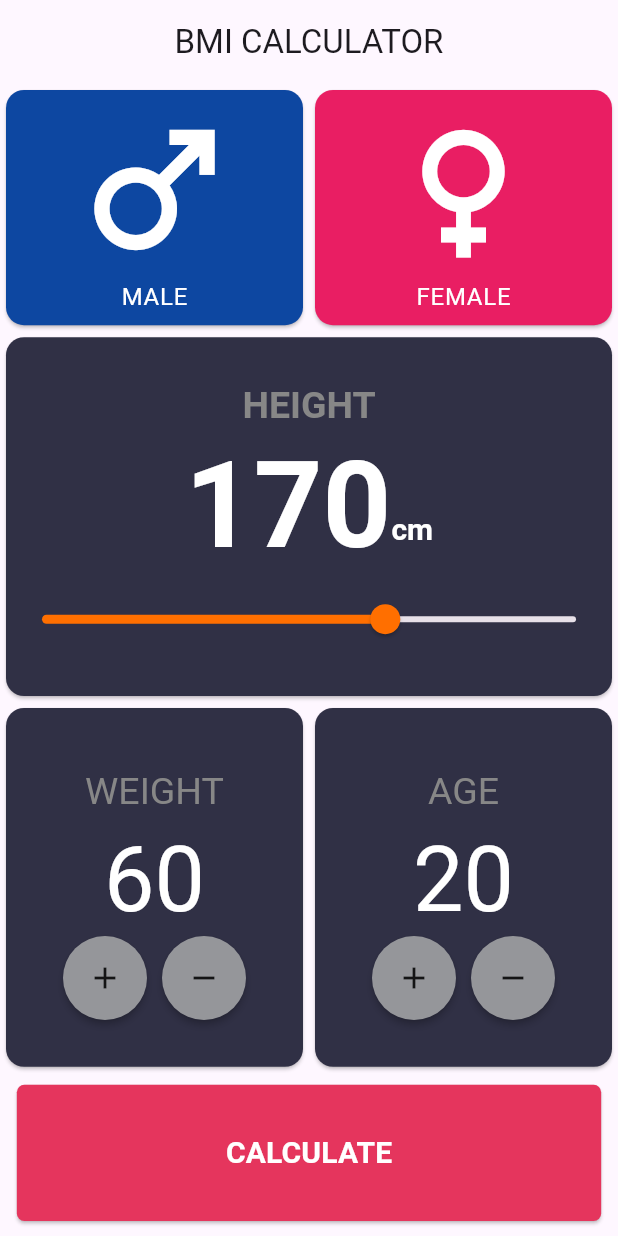
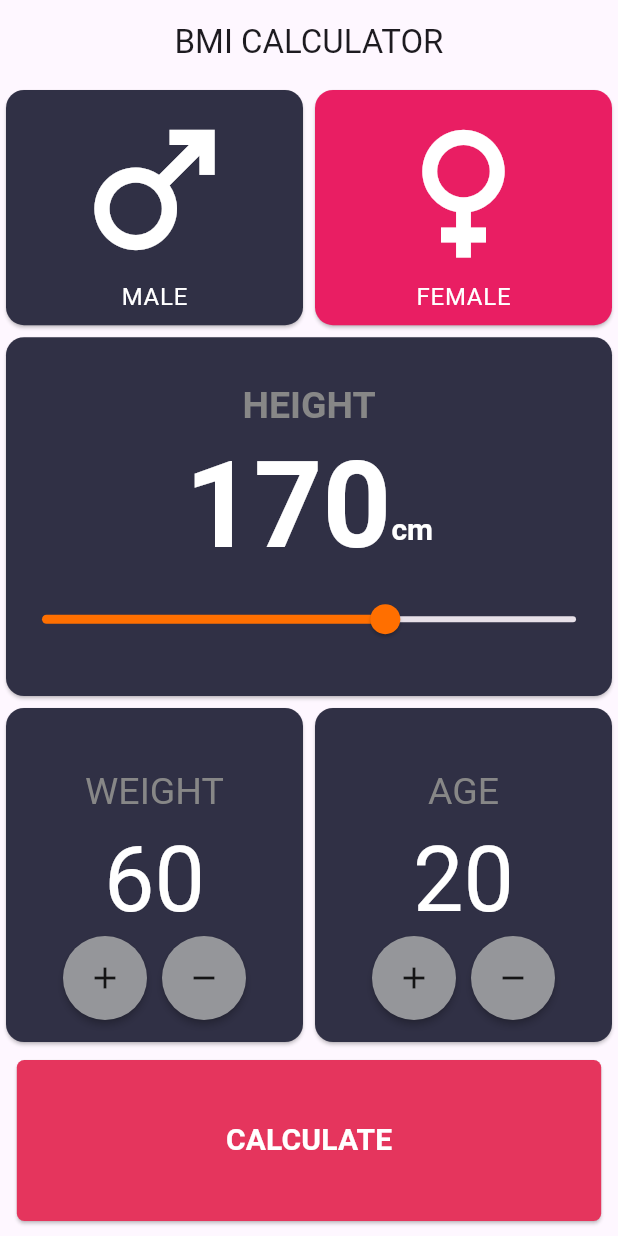
Before and after one commit to MhmmdAkcby/bmi_calculate_app, a Flutter app: the screen it shows after launch, after a tap on the "add" icon, after a tap on the "remove" icon, on a phone screen of 412 x 824 dp. Run offline on Flutter 3.47's test engine with Material 3 defaults, Android fonts, the phone set to English and light mode, and no system bars.

Commit message:
I added the provider and revised the code

```diff
--- /dev/null
+++ b/lib/bmi_calculator/product/widget/button/calculate_button.dart
@@ -0,0 +1,39 @@
+import 'package:bmi_calculator/bmi_calculator/calculate/calculate.dart';
+import 'package:bmi_calculator/bmi_calculator/product/global/navigator.dart';
+import 'package:bmi_calculator/bmi_calculator/product/language/language_item.dart';
+import 'package:bmi_calculator/bmi_calculator/product/widget/button/custom_button_widget.dart';
+import 'package:bmi_calculator/bmi_calculator/state_managment/home_view_provider.dart';
+import 'package:bmi_calculator/bmi_calculator/view/result/result_view.dart';
+import 'package:flutter/material.dart';
+import 'package:provider/provider.dart';
+
+class CalculateButton extends StatelessWidget {
+  const CalculateButton({
+    super.key,
+  });
+
+  final double _fontSize = 20;
+  @override
+  Widget build(BuildContext context) {
+    return Expanded(
+      child: ButtonWidget(
+        onTap: () {
+          Calculate calc = Calculate(
+              height: context.read<HomeViewProvider>().progress, weight: context.read<HomeViewProvider>().weight);
+          NavigatorManager().navigateToWidget(
+            context,
+            ResultView(
+              height: calc.height.toString(),
+              weight: calc.weight.toString(),
+              bmiResult: calc.calculateMetod(),
+              resultText: calc.getResult(),
+              interpretation: calc.getInterpretation(),
+            ),
+          );
+        },
+        buttoName: LanguageItems.calculate.languageString(),
+        fontSize: _fontSize,
+      ),
+    );
+  }
+}
--- /dev/null
+++ b/lib/bmi_calculator/product/widget/card/age_card.dart
@@ -0,0 +1,46 @@
+import 'package:bmi_calculator/bmi_calculator/product/language/language_item.dart';
+import 'package:bmi_calculator/bmi_calculator/product/widget/button/round_icon_button.dart';
+import 'package:bmi_calculator/bmi_calculator/product/widget/card/custom_card_widget.dart';
+import 'package:bmi_calculator/bmi_calculator/state_managment/home_view_provider.dart';
+import 'package:flutter/material.dart';
+import 'package:provider/provider.dart';
+
+class AgeCard extends StatelessWidget {
+  const AgeCard({
+    super.key,
+  });
+  final double _sizedBoxHeight = 10;
+  final String _age = 'age';
+  @override
+  Widget build(BuildContext context) {
+    return CardWidget(
+      textName: LanguageItems.age.languageString(),
+      number: context.watch<HomeViewProvider>().age.toInt().toString(),
+      cardWidget: Row(
+        children: [
+          _addIconButton(context),
+          SizedBox(width: _sizedBoxHeight),
+          _removeIconButton(context),
+        ],
+      ),
+    );
+  }
+
+  RoundIconButton _removeIconButton(BuildContext context) {
+    return RoundIconButton(
+      onPressed: () {
+        context.read<HomeViewProvider>().decrement(_age);
+      },
+      icon: Icons.remove,
+    );
+  }
+
+  RoundIconButton _addIconButton(BuildContext context) {
+    return RoundIconButton(
+      onPressed: () {
+        context.read<HomeViewProvider>().increment(_age);
+      },
+      icon: Icons.add,
+    );
+  }
+}
--- a/lib/bmi_calculator/product/widget/card/card_widget.dart
+++ b/lib/bmi_calculator/product/widget/card/custom_card_widget.dart
@@ -78,7 +78,7 @@ TextStyle? textStyle(BuildContext context, color, size) {
 
 class _WidgetSizes {
   final double sizedBoxWidth = 0.5;
-  final double sizedBoxHeight = 0.3;
+  final double sizedBoxHeight = 0.28;
   final double textNameSize = 25;
   final double textNumberSize = 60;
 }
--- a/lib/bmi_calculator/product/widget/card/female_card.dart
+++ b/lib/bmi_calculator/product/widget/card/female_card.dart
@@ -4,7 +4,6 @@ import 'package:flutter/material.dart';
 
 class FemaleCard extends StatelessWidget {
   const FemaleCard({super.key});
-
   @override
   Widget build(BuildContext context) {
     return Expanded(
@@ -21,7 +20,6 @@ class _FemaleCard extends StatefulWidget {
   const _FemaleCard({
     super.key,
   });
-
   @override
   State<_FemaleCard> createState() => _FemaleCardState();
 }
--- a/lib/bmi_calculator/product/widget/card/male_card.dart
+++ b/lib/bmi_calculator/product/widget/card/male_card.dart
@@ -18,9 +18,7 @@ class MaleCard extends StatelessWidget {
 }
 
 class _MaleCard extends StatefulWidget {
-  const _MaleCard({
-    super.key,
-  });
+  const _MaleCard({super.key});
 
   @override
   State<_MaleCard> createState() => _MaleCardState();
@@ -32,7 +30,7 @@ class _MaleCardState extends State<_MaleCard> {
     return InkWell(
       onTap: () {},
       child: Card(
-        color: ProjectColors.spaceExplorer,
+        color: ProjectColors.blueRegal,
         child: Column(
           mainAxisAlignment: MainAxisAlignment.center,
           children: [
--- /dev/null
+++ b/lib/bmi_calculator/product/widget/card/weight_card.dart
@@ -0,0 +1,46 @@
+import 'package:bmi_calculator/bmi_calculator/product/language/language_item.dart';
+import 'package:bmi_calculator/bmi_calculator/product/widget/button/round_icon_button.dart';
+import 'package:bmi_calculator/bmi_calculator/product/widget/card/custom_card_widget.dart';
+import 'package:bmi_calculator/bmi_calculator/state_managment/home_view_provider.dart';
+import 'package:flutter/material.dart';
+import 'package:provider/provider.dart';
+
+class WeightCard extends StatelessWidget {
+  const WeightCard({
+    super.key,
+  });
+  final double _sizedBoxHeight = 10;
+  final String _weight = 'weight';
+  @override
+  Widget build(BuildContext context) {
+    return CardWidget(
+      textName: LanguageItems.weight.languageString(),
+      number: context.watch<HomeViewProvider>().weight.toInt().toString(),
+      cardWidget: Row(
+        children: [
+          _addIconButton(context),
+          SizedBox(width: _sizedBoxHeight),
+          _removeIconButton(context),
+        ],
+      ),
+    );
+  }
+
+  RoundIconButton _removeIconButton(BuildContext context) {
+    return RoundIconButton(
+      onPressed: () {
+        context.read<HomeViewProvider>().decrement(_weight);
+      },
+      icon: Icons.remove,
+    );
+  }
+
+  RoundIconButton _addIconButton(BuildContext context) {
+    return RoundIconButton(
+      onPressed: () {
+        context.read<HomeViewProvider>().increment(_weight);
+      },
+      icon: Icons.add,
+    );
+  }
+}
--- /dev/null
+++ b/lib/bmi_calculator/product/widget/slider/slider.dart
@@ -0,0 +1,20 @@
+import 'package:bmi_calculator/bmi_calculator/product/widget/slider/custom_slider_widget.dart';
+import 'package:bmi_calculator/bmi_calculator/state_managment/home_view_provider.dart';
+import 'package:flutter/material.dart';
+import 'package:provider/provider.dart';
+
+class MySlider extends StatelessWidget {
+  const MySlider({
+    super.key,
+  });
+
+  @override
+  Widget build(BuildContext context) {
+    return SliderWidget(
+      progress: context.watch<HomeViewProvider>().progress,
+      onChange: (value) {
+        context.read<HomeViewProvider>().onChange(value);
+      },
+    );
+  }
+}
--- /dev/null
+++ b/lib/bmi_calculator/state_managment/home_view_provider.dart
@@ -0,0 +1,30 @@
+import 'package:flutter/material.dart';
+
+class HomeViewProvider extends ChangeNotifier {
+  double progress = 170;
+  double weight = 60;
+  double age = 20;
+
+  void onChange(value) {
+    progress = value;
+    notifyListeners();
+  }
+
+  void decrement(String type) {
+    if (type == 'weight' && weight > 20) {
+      weight--;
+    } else if (type == 'age' && age > 10) {
+      age--;
+    }
+    notifyListeners();
+  }
+
+  void increment(String type) {
+    if (type == 'weight') {
+      weight++;
+    } else if (type == 'age') {
+      age++;
+    }
+    notifyListeners();
+  }
+}
--- a/lib/bmi_calculator/view/home/home_view.dart
+++ b/lib/bmi_calculator/view/home/home_view.dart
@@ -1,13 +1,10 @@
-import 'package:bmi_calculator/bmi_calculator/calculate/calculate.dart';
-import 'package:bmi_calculator/bmi_calculator/product/global/navigator.dart';
 import 'package:bmi_calculator/bmi_calculator/product/language/language_item.dart';
-import 'package:bmi_calculator/bmi_calculator/product/widget/button/button_widget.dart';
-import 'package:bmi_calculator/bmi_calculator/product/widget/button/round_icon_button.dart';
-import 'package:bmi_calculator/bmi_calculator/product/widget/card/card_widget.dart';
+import 'package:bmi_calculator/bmi_calculator/product/widget/button/calculate_button.dart';
+import 'package:bmi_calculator/bmi_calculator/product/widget/card/age_card.dart';
 import 'package:bmi_calculator/bmi_calculator/product/widget/card/female_card.dart';
-import 'package:bmi_calculator/bmi_calculator/product/widget/slider/slider_widget.dart';
+import 'package:bmi_calculator/bmi_calculator/product/widget/card/weight_card.dart';
 import 'package:bmi_calculator/bmi_calculator/product/widget/card/male_card.dart';
-import 'package:bmi_calculator/bmi_calculator/view/result/result_view.dart';
+import 'package:bmi_calculator/bmi_calculator/product/widget/slider/slider.dart';
 import 'package:flutter/material.dart';
 
 part 'partof_appbar.dart';
@@ -20,116 +17,21 @@ class HomeView extends StatefulWidget {
 }
 
 class _HomeViewState extends State<HomeView> {
-  double progress = 170;
-  double weight = 60;
-  double age = 20;
-
-  void onChange(value) {
-    setState(() {
-      progress = value;
-    });
-  }
-
-  void decrement(String type) {
-    setState(() {
-      if (type == 'weight' && weight > 20) {
-        weight--;
-      } else if (type == 'age' && age > 10) {
-        age--;
-      }
-    });
-  }
-
-  void increment(String type) {
-    setState(() {
-      if (type == 'weight') {
-        weight++;
-      } else if (type == 'age') {
-        age++;
-      }
-    });
-  }
-
   @override
   Widget build(BuildContext context) {
-    return Scaffold(
-      appBar: const _AppBar(),
+    return const Scaffold(
+      appBar: _AppBar(),
       body: Column(
         children: [
-          const Row(
-            children: [MaleCard(), FemaleCard()],
-          ),
-          SliderWidget(
-            progress: progress,
-            onChange: (value) {
-              onChange(value);
-            },
-          ),
+          Row(children: [MaleCard(), FemaleCard()]),
+          MySlider(),
           Row(
             children: [
-              CardWidget(
-                textName: LanguageItems.weight.languageString(),
-                number: weight.toInt().toString(),
-                cardWidget: Row(
-                  children: [
-                    RoundIconButton(
-                      onPressed: () {
-                        increment('weight');
-                      },
-                      icon: Icons.add,
-                    ),
-                    const SizedBox(width: 10),
-                    RoundIconButton(
-                      onPressed: () {
-                        decrement('weight');
-                      },
-                      icon: Icons.remove,
-                    ),
-                  ],
-                ),
-              ),
-              CardWidget(
-                textName: LanguageItems.age.languageString(),
-                number: age.toInt().toString(),
-                cardWidget: Row(
-                  children: [
-                    RoundIconButton(
-                      onPressed: () {
-                        increment('age');
-                      },
-                      icon: Icons.add,
-                    ),
-                    const SizedBox(width: 10),
-                    RoundIconButton(
-                      onPressed: () {
-                        decrement('age');
-                      },
-                      icon: Icons.remove,
-                    ),
-                  ],
-                ),
-              ),
+              WeightCard(),
+              AgeCard(),
             ],
           ),
-          Expanded(
-            child: ButtonWidget(
-              onTap: () {
-                Calculate calc = Calculate(height: progress, weight: weight);
-                NavigatorManager().navigateToWidget(
-                  context,
-                  ResultView(
-                    height: calc.height.toString(),
-                    weight: calc.weight.toString(),
-                    bmiResult: calc.calculateMetod(),
-                    resultText: calc.getResult(),
-                    interpretation: calc.getInterpretation(),
-                  ),
-                );
-              },
-              buttoName: LanguageItems.calculate.languageString(),
-              fontSize: 20,
-            ),
-          ),
+          CalculateButton(),
         ],
       ),
     );
--- a/lib/bmi_calculator/view/result/result_view.dart
+++ b/lib/bmi_calculator/view/result/result_view.dart
@@ -1,7 +1,7 @@
 import 'package:bmi_calculator/bmi_calculator/product/color/project_color.dart';
 import 'package:bmi_calculator/bmi_calculator/product/global/navigator.dart';
 import 'package:bmi_calculator/bmi_calculator/product/language/language_item.dart';
-import 'package:bmi_calculator/bmi_calculator/product/widget/button/button_widget.dart';
+import 'package:bmi_calculator/bmi_calculator/product/widget/button/custom_button_widget.dart';
 import 'package:bmi_calculator/bmi_calculator/product/widget/text/text_widget.dart';
 import 'package:bmi_calculator/bmi_calculator/view/home/home_view.dart';
 import 'package:flutter/material.dart';
@@ -40,7 +40,9 @@ class _ResultViewState extends State<ResultView> {
           ),
           SizedBox(height: _WidgteSize().sizedBoxHeight),
           _ContentContainer(widget: widget),
-          const _ReCalculateButton(),
+          const Expanded(
+            child: _ReCalculateButton(),
+          ),
         ],
       ),
     );
--- a/lib/main.dart
+++ b/lib/main.dart
@@ -1,5 +1,7 @@
+import 'package:bmi_calculator/bmi_calculator/state_managment/home_view_provider.dart';
 import 'package:bmi_calculator/bmi_calculator/view/home/home_view.dart';
 import 'package:flutter/material.dart';
+import 'package:provider/provider.dart';
 
 void main() {
   runApp(const MyApp());
@@ -10,7 +12,9 @@ class MyApp extends StatelessWidget {
 
   @override
   Widget build(BuildContext context) {
-    return MaterialApp(
+    return ChangeNotifierProvider(
+      create: (context) => HomeViewProvider(),
+      child: MaterialApp(
         title: 'Flutter Demo',
         theme: ThemeData(
           colorScheme: ColorScheme.fromSeed(seedColor: Colors.deepPurple),
@@ -20,6 +24,7 @@ class MyApp extends StatelessWidget {
           ),
         ),
         home: const HomeView(),
+      ),
     );
   }
 }
--- a/pubspec.yaml
+++ b/pubspec.yaml
@@ -30,6 +30,9 @@ environment:
 dependencies:
   flutter:
     sdk: flutter
+
+  #provider
+  provider: ^6.1.2
 
 
   # The following adds the Cupertino Icons font to your application.
```
Also changed, not shown: lib/bmi_calculator/product/widget/button/custom_button_widget.dart (renamed from lib/bmi_calculator/product/widget/button/button_widget.dart), lib/bmi_calculator/product/widget/slider/custom_slider_widget.dart (renamed from lib/bmi_calculator/product/widget/slider/slider_widget.dart), pubspec.lock. Lines whose indentation alone changed are shown as unchanged.
